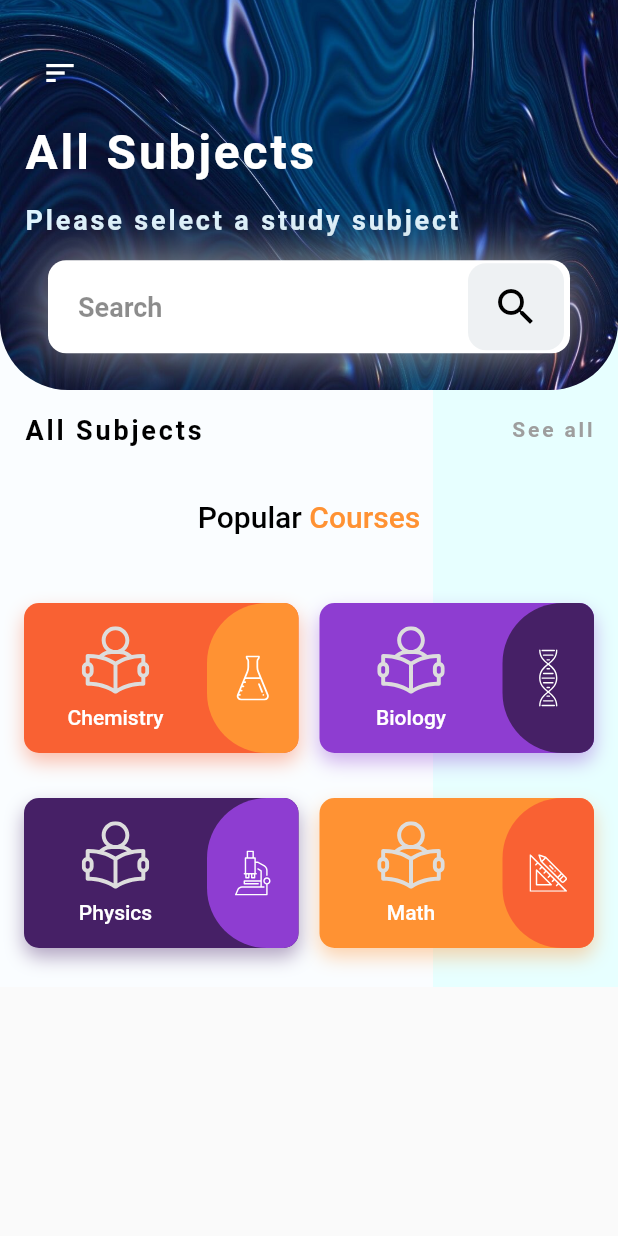
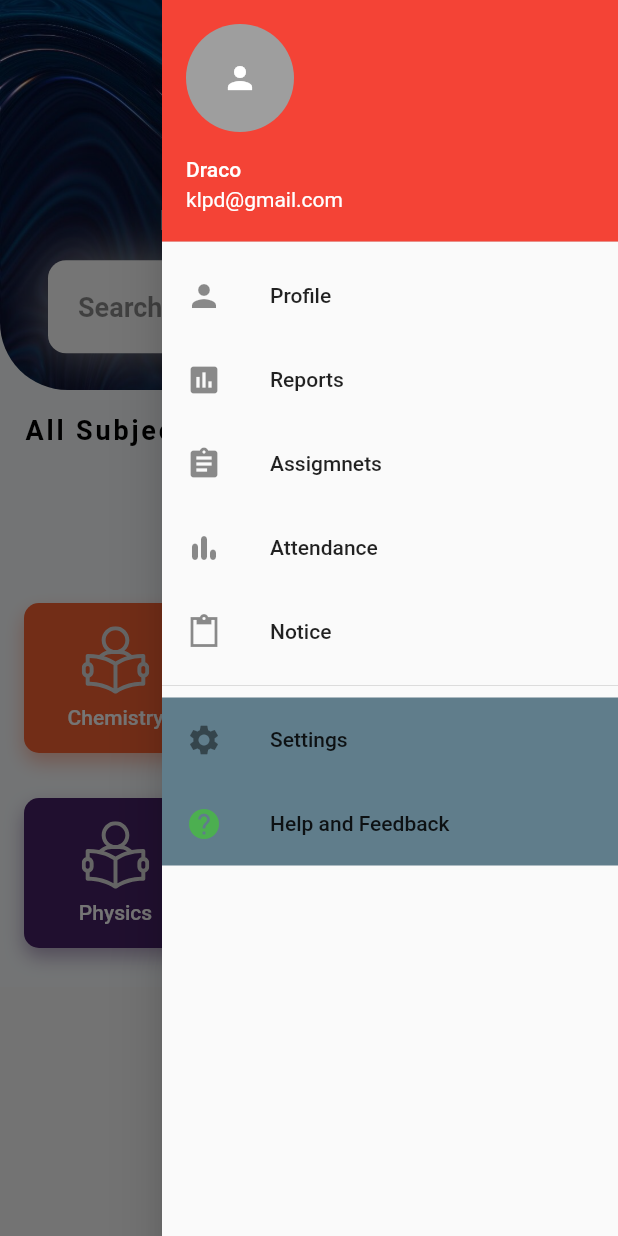
Before and after one commit to Blaze-Community/our_e_college_app, a Flutter app: the Resources screen opened directly, with the side drawer open (before the commit the screen has no drawer), on a phone screen of 412 x 824 dp. Run offline on Flutter 3.47's test engine with Material 2 defaults, Android fonts, the phone set to English and light mode, and no system bars; our stand-ins replace flutter_svg; Roboto replaces fonts that are missing (pop).

Commit message:
added drawer

```diff
--- a/lib/Resources.dart
+++ b/lib/Resources.dart
@@ -1,13 +1,17 @@
 import 'package:flutter/material.dart';
 import 'package:our_e_college_app/homeCategoryItem.dart';
+import 'package:our_e_college_app/utils/drawer.dart';
 import 'package:our_e_college_app/utils/Theme.dart' as AppTheme;
+
+final GlobalKey<ScaffoldState> scaffoldKey = GlobalKey<ScaffoldState>();
 
 class Resources extends StatelessWidget {
   final _controller = TextEditingController();
-
+  Resources({Key key}) : super(key: key);
   @override
   Widget build(BuildContext context) {
     return Scaffold(
+      key: scaffoldKey,
       body: Container(
         decoration: BoxDecoration(
           // Box decoration takes a gradient
@@ -51,13 +55,14 @@ class Resources extends StatelessWidget {
                         padding: const EdgeInsets.all(16.0),
                         child: Column(
                           mainAxisAlignment: MainAxisAlignment.center,
-                        crossAxisAlignment: CrossAxisAlignment.start,
+                          crossAxisAlignment: CrossAxisAlignment.end,
                           children: <Widget>[
                             IconButton(
                               icon: Icon(Icons.sort),
                               color: AppTheme.Colors.white,
-                            alignment:Alignment.center,
-                            onPressed: () {},
+                              alignment: Alignment.center,
+                              onPressed: () =>
+                                  scaffoldKey.currentState.openEndDrawer(),
                             ),
                             SizedBox(
                               height: 10,
@@ -98,7 +103,10 @@ class Resources extends StatelessWidget {
                                 decoration: InputDecoration(
                                   suffixIcon: Padding(
                                     padding: const EdgeInsets.only(
-                                      right: 4.0, top: 2, bottom: 2, left: 2.0),
+                                        right: 4.0,
+                                        top: 2,
+                                        bottom: 2,
+                                        left: 2.0),
                                     child: SizedBox(
                                       width: 64.0,
                                       child: FlatButton(
@@ -202,7 +210,8 @@ class Resources extends StatelessWidget {
                                   primaryColor: AppTheme.Colors.flatPurple,
                                   primaryIcon: "assets/images/study.svg",
                                   primaryTitle: "Biology",
-                                secondaryColor: AppTheme.Colors.flatDeepPurple,
+                                  secondaryColor:
+                                      AppTheme.Colors.flatDeepPurple,
                                   secondaryIcon: "assets/images/dna.svg",
                                   secondaryIconHeight: 40,
                                 )),
@@ -234,7 +243,8 @@ class Resources extends StatelessWidget {
                                   primaryIcon: "assets/images/study.svg",
                                   primaryTitle: "Math",
                                   secondaryColor: AppTheme.Colors.flatRed,
-                                secondaryIcon: "assets/images/design-tool.svg",
+                                  secondaryIcon:
+                                      "assets/images/design-tool.svg",
                                   secondaryIconHeight: 25,
                                 )),
                           ),
@@ -247,7 +257,9 @@ class Resources extends StatelessWidget {
             ],
           ),
         ),
-    ));
+      ),
+      endDrawer: DrawerApp(),
+    );
   }
 }
 
--- /dev/null
+++ b/lib/utils/drawer.dart
@@ -0,0 +1,94 @@
+import 'package:flutter/material.dart';
+
+class DrawerApp extends StatelessWidget {
+  @override
+  Widget build(BuildContext context) {
+    return new Drawer(
+      child: ListView(
+        children: [
+          UserAccountsDrawerHeader(
+            accountName: Text('Draco'),
+            accountEmail: Text('klpd@gmail.com'),
+            currentAccountPicture: GestureDetector(
+              child: CircleAvatar(
+                backgroundColor: Colors.grey,
+                child: Icon(
+                  Icons.person,
+                  color: Colors.white,
+                ),
+              ),
+            ),
+            decoration: BoxDecoration(color: Colors.red),
+          ),
+          //Body
+          InkWell(
+            onTap: () {},
+            child: ListTile(
+              title: Text('Profile'),
+              leading: Icon(Icons.person),
+            ),
+          ),
+
+          InkWell(
+            onTap: () {},
+            child: ListTile(
+              title: Text('Reports'),
+              leading: Icon(Icons.assessment),
+            ),
+          ),
+
+          InkWell(
+            onTap: () {},
+            child: ListTile(
+              title: Text('Assigmnets'),
+              leading: Icon(Icons.assignment),
+            ),
+          ),
+
+          InkWell(
+            onTap: () {},
+            child: ListTile(
+              title: Text('Attendance'),
+              leading: Icon(Icons.bar_chart_rounded),
+            ),
+          ),
+
+          InkWell(
+            onTap: () {},
+            child: ListTile(
+              title: Text('Notice'),
+              leading: Icon(Icons.content_paste_sharp),
+            ),
+          ),
+
+          Divider(),
+          Expanded(
+              child: Container(
+            color: Colors.blueGrey,
+            child: Column(
+              mainAxisSize: MainAxisSize.max,
+              mainAxisAlignment: MainAxisAlignment.end,
+              crossAxisAlignment: CrossAxisAlignment.start,
+              children: [
+                InkWell(
+                  onTap: () {},
+                  child: ListTile(
+                    title: Text('Settings'),
+                    leading: Icon(Icons.settings),
+                  ),
+                ),
+                InkWell(
+                  onTap: () {},
+                  child: ListTile(
+                    title: Text('Help and Feedback'),
+                    leading: Icon(Icons.help, color: Colors.green),
+                  ),
+                ),
+              ],
+            ),
+          )),
+        ],
+      ),
+    );
+  }
+}
```
Lines whose indentation alone changed are shown as unchanged.
